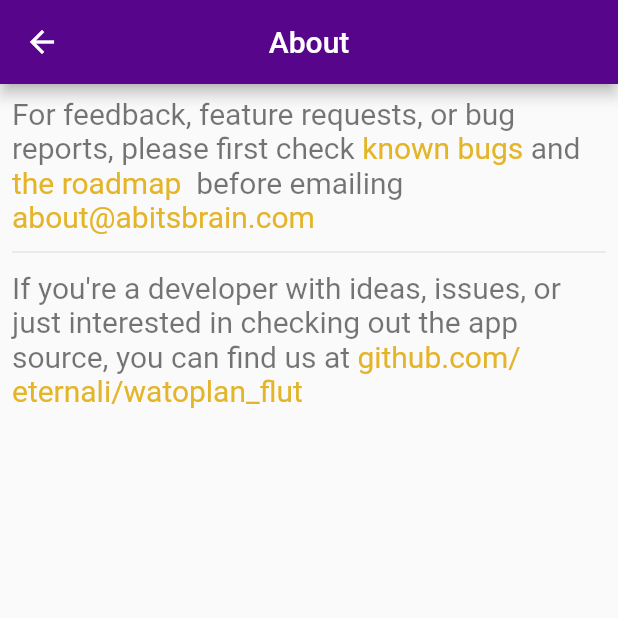
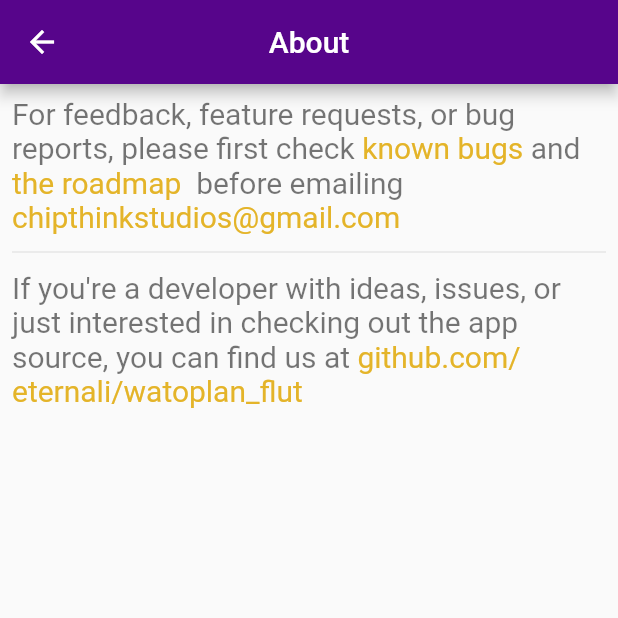
Before and after one commit to Eternali/watoplan_flut, a Flutter app: the AboutScreen screen opened by its route, on a phone screen of 412 x 824 dp, the top half of it. Run offline on Flutter 3.47's test engine with Material 2 defaults, Android fonts, the phone set to English and light mode, and no system bars; our stand-ins replace convert, flutter_local_notifications, shared_preferences; missing offline and left inert: mongo_dart, sms; accounts and stored records are empty; statements that could not run were skipped.

Commit message:
updated email

```diff
--- a/lib/screens/about_screen.dart
+++ b/lib/screens/about_screen.dart
@@ -56,8 +56,8 @@ class AboutScreenState extends State<AboutScreen> {
                   ),
                   new LinkTextSpan(
                     style: linkTextStyle,
-                    url: 'mailto:about@abitsbrain.com',
-                    text: 'about@abitsbrain.com',
+                    url: 'mailto:chipthinkstudios@gmail.com',
+                    text: 'chipthinkstudios@gmail.com',
                     whenCant: () {  },
                   ),
                 ]
```
